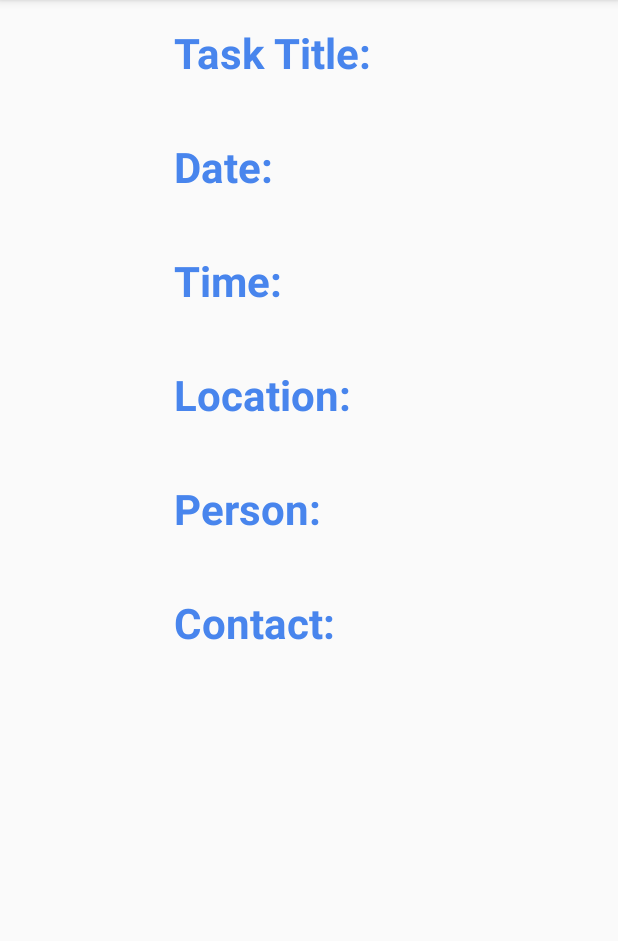
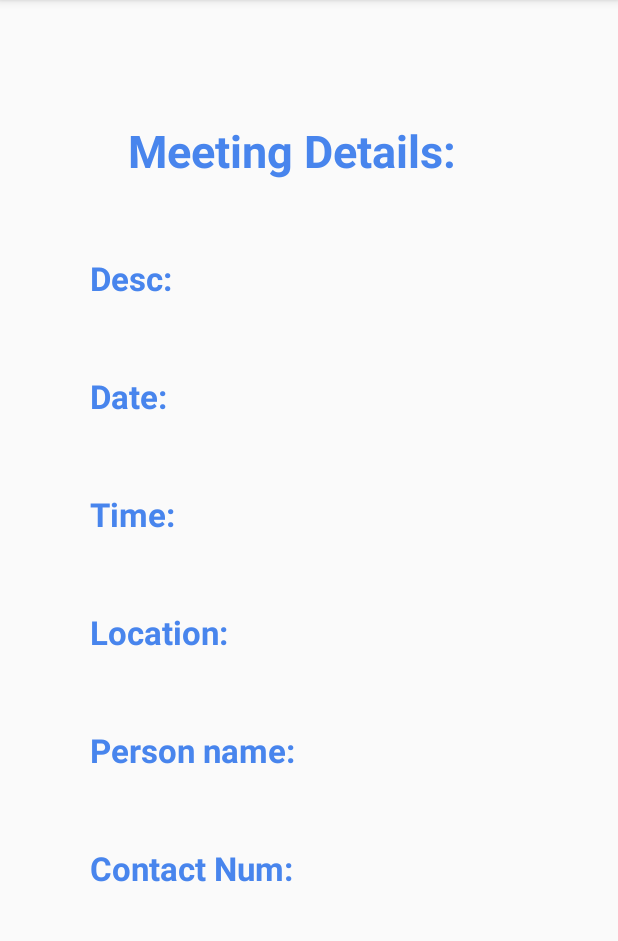
Before and after one commit to Shakthi1109/ShakJoRDVapp, an Android app: the Orientation screen opened directly, with no data from a screen before it, on a phone screen of 412 x 824 dp, the part 84-1025 px from its top. Run offline under Robolectric (Android 15) with nearby library versions, the phone set to English and light mode, and no system bars.

Commit message:
Final touches

```diff
--- a/app/src/main/res/layout/activity_orientation.xml
+++ b/app/src/main/res/layout/activity_orientation.xml
@@ -2,25 +2,37 @@
 <LinearLayout xmlns:android="http://schemas.android.com/apk/res/android"
     xmlns:app="http://schemas.android.com/apk/res-auto"
     xmlns:tools="http://schemas.android.com/tools"
-    android:layout_width="wrap_content"
+    android:layout_width="match_parent"
     android:layout_height="match_parent"
     tools:context=".activity.Orientation">
 
+
     <LinearLayout
-        android:layout_width="wrap_content"
+        android:layout_width="match_parent"
         android:layout_height="wrap_content"
         android:orientation="vertical"
-        android:layout_marginLeft="100dp"
-        android:padding="16dp"
-        android:paddingHorizontal="20dp">
+        android:layout_marginStart="60dp"
+        android:layout_marginTop="80dp">
 
         <TextView
             fontPath="fonts/nunito_extra_bold.ttf"
             android:layout_width="wrap_content"
             android:layout_height="wrap_content"
-            android:text="Task Title:"
+            android:text="@string/meeting_details"
+            android:layout_marginLeft="25dp"
             android:textColor="@color/colorAccent"
-            android:textSize="28sp"
+            android:textSize="30sp"
+            android:textStyle="bold"
+            tools:ignore="MissingPrefix" />
+
+        <TextView
+            fontPath="fonts/nunito_extra_bold.ttf"
+            android:layout_width="wrap_content"
+            android:layout_height="wrap_content"
+            android:text="@string/desc"
+            android:layout_marginTop="50dp"
+            android:textColor="@color/colorAccent"
+            android:textSize="22sp"
             android:textStyle="bold"
             tools:ignore="MissingPrefix" />
 
@@ -31,7 +43,7 @@
             android:layout_height="wrap_content"
             android:text="@string/task_title_placeholder"
             android:textColor="@color/colorAccent"
-            android:textSize="28sp"
+            android:textSize="22sp"
             android:textStyle="bold"
             tools:ignore="MissingPrefix" />
 
@@ -39,9 +51,10 @@
             fontPath="fonts/nunito_extra_bold.ttf"
             android:layout_width="wrap_content"
             android:layout_height="wrap_content"
-            android:text="Date:"
+            android:text="@string/date"
+            android:layout_marginTop="20dp"
             android:textColor="@color/colorAccent"
-            android:textSize="28sp"
+            android:textSize="22sp"
             android:textStyle="bold"
             tools:ignore="MissingPrefix" />
 
@@ -52,7 +65,7 @@
             android:layout_height="wrap_content"
             android:text="@string/date_placeholder"
             android:textColor="@color/colorAccent"
-            android:textSize="28sp"
+            android:textSize="22sp"
             android:textStyle="bold"
             tools:ignore="MissingPrefix" />
 
@@ -60,9 +73,10 @@
             fontPath="fonts/nunito_extra_bold.ttf"
             android:layout_width="wrap_content"
             android:layout_height="wrap_content"
-            android:text="Time:"
+            android:text="@string/time"
+            android:layout_marginTop="20dp"
             android:textColor="@color/colorAccent"
-            android:textSize="28sp"
+            android:textSize="22sp"
             android:textStyle="bold"
             tools:ignore="MissingPrefix" />
 
@@ -73,7 +87,7 @@
             android:layout_height="wrap_content"
             android:text="@string/time_placeholder"
             android:textColor="@color/colorAccent"
-            android:textSize="28sp"
+            android:textSize="22sp"
             android:textStyle="bold"
             tools:ignore="MissingPrefix" />
 
@@ -81,9 +95,10 @@
             fontPath="fonts/nunito_extra_bold.ttf"
             android:layout_width="wrap_content"
             android:layout_height="wrap_content"
-            android:text="Location:"
+            android:text="@string/location"
+            android:layout_marginTop="20dp"
             android:textColor="@color/colorAccent"
-            android:textSize="28sp"
+            android:textSize="22sp"
             android:textStyle="bold"
             tools:ignore="MissingPrefix" />
 
@@ -94,7 +109,7 @@
             android:layout_height="wrap_content"
             android:text="@string/location_placeholder"
             android:textColor="@color/colorAccent"
-            android:textSize="28sp"
+            android:textSize="22sp"
             android:textStyle="bold"
             tools:ignore="MissingPrefix" />
 
@@ -102,9 +117,10 @@
             fontPath="fonts/nunito_extra_bold.ttf"
             android:layout_width="wrap_content"
             android:layout_height="wrap_content"
-            android:text="Person:"
+            android:text="@string/person"
+            android:layout_marginTop="20dp"
             android:textColor="@color/colorAccent"
-            android:textSize="28sp"
+            android:textSize="22sp"
             android:textStyle="bold"
             tools:ignore="MissingPrefix" />
 
@@ -115,7 +131,7 @@
             android:layout_height="wrap_content"
             android:text="@string/person_placeholder"
             android:textColor="@color/colorAccent"
-            android:textSize="28sp"
+            android:textSize="22sp"
             android:textStyle="bold"
             tools:ignore="MissingPrefix" />
 
@@ -123,9 +139,10 @@
             fontPath="fonts/nunito_extra_bold.ttf"
             android:layout_width="wrap_content"
             android:layout_height="wrap_content"
-            android:text="Contact:"
+            android:text="@string/contact"
+            android:layout_marginTop="20dp"
             android:textColor="@color/colorAccent"
-            android:textSize="28sp"
+            android:textSize="22sp"
             android:textStyle="bold"
             tools:ignore="MissingPrefix" />
 
@@ -136,7 +153,7 @@
             android:layout_height="wrap_content"
             android:text="@string/contact_placeholder"
             android:textColor="@color/colorAccent"
-            android:textSize="28sp"
+            android:textSize="22sp"
             android:textStyle="bold"
             tools:ignore="MissingPrefix" />
 
--- a/app/src/main/res/layout/activity_rate_us.xml
+++ b/app/src/main/res/layout/activity_rate_us.xml
@@ -14,15 +14,13 @@
         android:layout_alignParentEnd="true"
         android:layout_alignParentBottom="true"
         android:layout_gravity="top|center_horizontal"
-        android:layout_marginEnd="32dp"
-        android:layout_marginBottom="618dp"
+        android:layout_marginEnd="22dp"
+        android:layout_marginBottom="616dp"
         android:text="@string/rate_us"
         android:textColor="@color/colorAccent"
         android:textSize="28sp"
         android:textStyle="bold"
         tools:ignore="MissingPrefix" />
-
-
 
     <TextView
         fontPath="fonts/nunito_extra_bold.ttf"
--- a/app/src/main/res/layout/activity_settings.xml
+++ b/app/src/main/res/layout/activity_settings.xml
@@ -15,7 +15,7 @@
         android:layout_marginTop="12dp"
         android:layout_marginEnd="12dp"
         android:layout_marginBottom="12dp"
-        android:text="Alert Preferences"
+        android:text="@string/alert_preferences"
         android:textColor="#000000"
         android:id="@+id/textSettings"
         android:textSize="35dp"
--- a/app/src/main/res/values/strings.xml
+++ b/app/src/main/res/values/strings.xml
@@ -1,12 +1,12 @@
 <resources>
     <string name="app_name">ShakJoRDVapp</string>
     <string name="delete_confirmation">Confirmation</string>
-    <string name="sureToDelete">Are you sure you want to delete the meeting</string>
+    <string name="sureToDelete">Are you sure you want to delete the meeting?</string>
     <string name="yes">Yes</string>
     <string name="no">No</string>
-    <string name="confirmation">Meeting completed!..</string>
-    <string name="sureToMarkAsComplete">Are you sure you want to mark this meeting as completed.</string>
-    <string name="congrats_you_have_completed_the_task_successfully">Great job... Meeting is completed</string>
+    <string name="confirmation">Completion</string>
+    <string name="sureToMarkAsComplete">Are you sure you want to mark this meeting as completed?</string>
+    <string name="congrats_you_have_completed_the_task_successfully">Great job! Meeting is completed</string>
     <!-- TODO: Remove or change this placeholder text -->
     <string name="hello_blank_fragment">Hello blank fragment</string>
     <string name="hello">Hello</string>
@@ -28,11 +28,19 @@
     <string name="_2_days">2 days</string>
     <string name="completed">COMPLETED</string>
     <string name="rate_us">RATE US</string>
-    <string name="big_letter">Dear User/ Prof, \n\nThank you for using our application. \n\nYou can appreciate our efforts by giving full notes for this project.</string>
+    <string name="big_letter">Dear User/ Prof, \n\nThank you for using our application. \n\nYou can appreciate our efforts by giving 5 stars in PlayStore (not available) or by giving full notes for this project.</string>
     <string name="task_title_placeholder" />
     <string name="date_placeholder" />
     <string name="time_placeholder" />
     <string name="location_placeholder" />
     <string name="person_placeholder" />
     <string name="contact_placeholder" />
+    <string name="meeting_details">Meeting Details:</string>
+    <string name="desc">Desc:</string>
+    <string name="date">Date:</string>
+    <string name="time">Time:</string>
+    <string name="location">Location:</string>
+    <string name="person">Person name:</string>
+    <string name="contact">Contact Num:</string>
+    <string name="alert_preferences">Alert Preferences</string>
 </resources>
```
Also changed, not shown: 39 other files.
